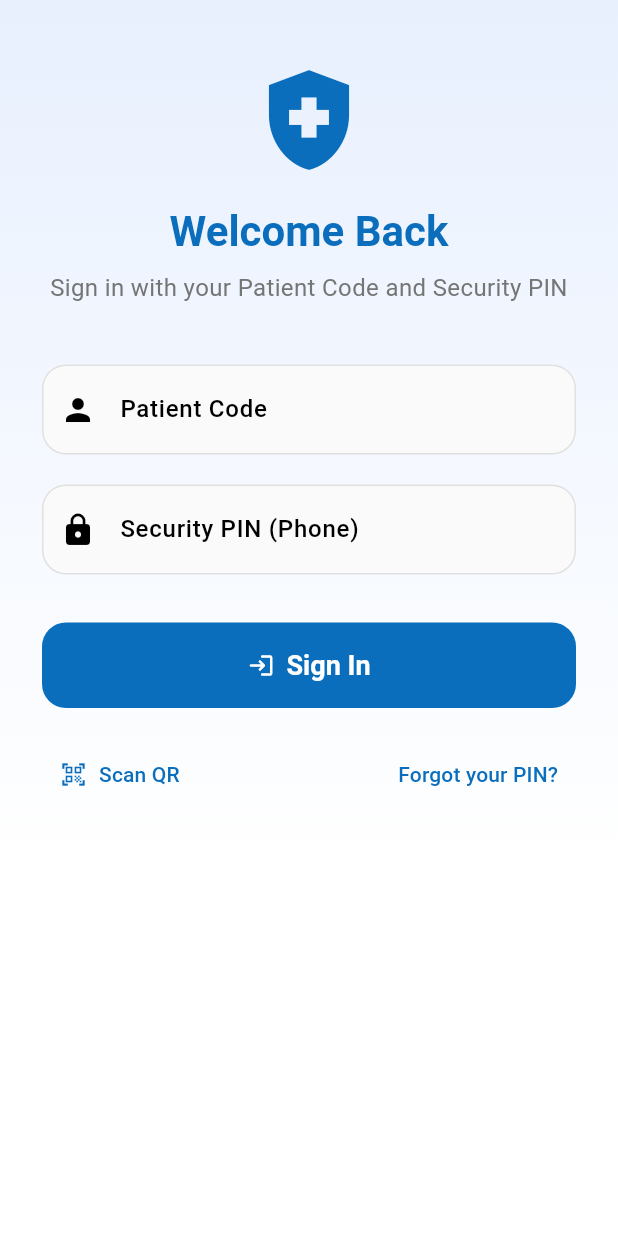
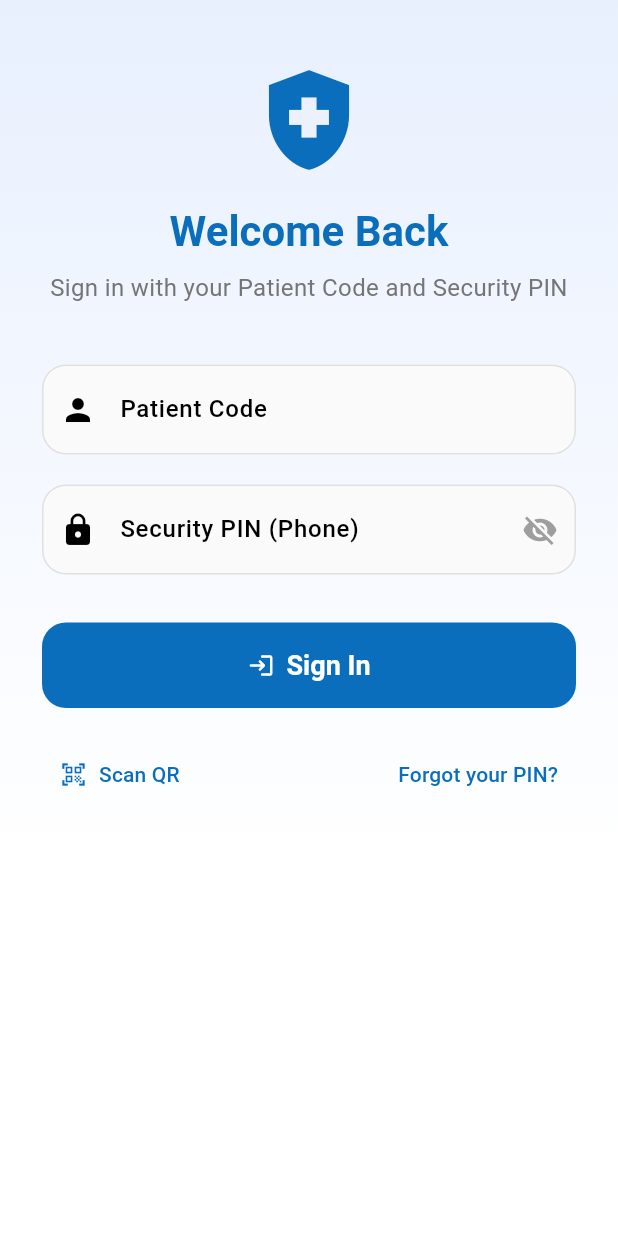
Before and after one commit to Prazzoldhau/sajhya-flutter-app-backup, a Flutter app: the screen it shows after launch, on a phone screen of 412 x 824 dp. Run offline on Flutter 3.47's test engine with Material 3 defaults, Android fonts, the phone set to English and light mode, and no system bars; our stand-ins replace cookie_jar, dio, dio_cookie_manager; missing offline and left inert: mobile_scanner; network calls fail.

Commit message:
Fix password visibility toggle and exercise image fit
- Convert CustomTextField to StatefulWidget to support show/hide toggle on password fields
- Change exercise thumbnail from BoxFit.cover to BoxFit.contain so images are not cropped

Co-Authored-By: Claude Sonnet 4.6 <noreply@anthropic.com>

```diff
--- a/lib/screens/dashboard_screen.dart
+++ b/lib/screens/dashboard_screen.dart
@@ -314,15 +314,20 @@ class _ExerciseFeedItemState extends State<_ExerciseFeedItem> {
           // Thumbnail
           ClipRRect(
             borderRadius: BorderRadius.circular(8),
+            child: Container(
+              width: double.infinity,
+              height: thumbnailHeight,
+              color: Colors.grey[900],
               child: exercise.exerciseUrl != null
                   ? Image.network(
                       exercise.exerciseUrl!,
                       width: double.infinity,
                       height: thumbnailHeight,
-                    fit: BoxFit.cover,
+                      fit: BoxFit.contain,
                       errorBuilder: (_, __, ___) => _noImage(thumbnailHeight),
                     )
                   : _noImage(thumbnailHeight),
+            ),
           ),
           const SizedBox(height: 8),
 
--- a/lib/widgets/custom_text_field.dart
+++ b/lib/widgets/custom_text_field.dart
@@ -1,7 +1,7 @@
 // lib/widgets/custom_text_field.dart
 import 'package:flutter/material.dart';
 
-class CustomTextField extends StatelessWidget {
+class CustomTextField extends StatefulWidget {
   final TextEditingController controller;
   final String label;
   final IconData? prefixIcon;
@@ -20,15 +20,37 @@ class CustomTextField extends StatelessWidget {
   });
 
   @override
+  State<CustomTextField> createState() => _CustomTextFieldState();
+}
+
+class _CustomTextFieldState extends State<CustomTextField> {
+  late bool _hidden;
+
+  @override
+  void initState() {
+    super.initState();
+    _hidden = widget.obscureText;
+  }
+
+  @override
   Widget build(BuildContext context) {
     return TextFormField(
-      controller: controller,
-      obscureText: obscureText,
-      keyboardType: keyboardType,
-      validator: validator,
+      controller: widget.controller,
+      obscureText: _hidden,
+      keyboardType: widget.keyboardType,
+      validator: widget.validator,
       decoration: InputDecoration(
-        labelText: label,
-        prefixIcon: prefixIcon != null ? Icon(prefixIcon) : null,
+        labelText: widget.label,
+        prefixIcon: widget.prefixIcon != null ? Icon(widget.prefixIcon) : null,
+        suffixIcon: widget.obscureText
+            ? IconButton(
+                icon: Icon(
+                  _hidden ? Icons.visibility_off : Icons.visibility,
+                  color: Colors.grey,
+                ),
+                onPressed: () => setState(() => _hidden = !_hidden),
+              )
+            : null,
       ),
     );
   }
```
Lines whose indentation alone changed are shown as unchanged.
